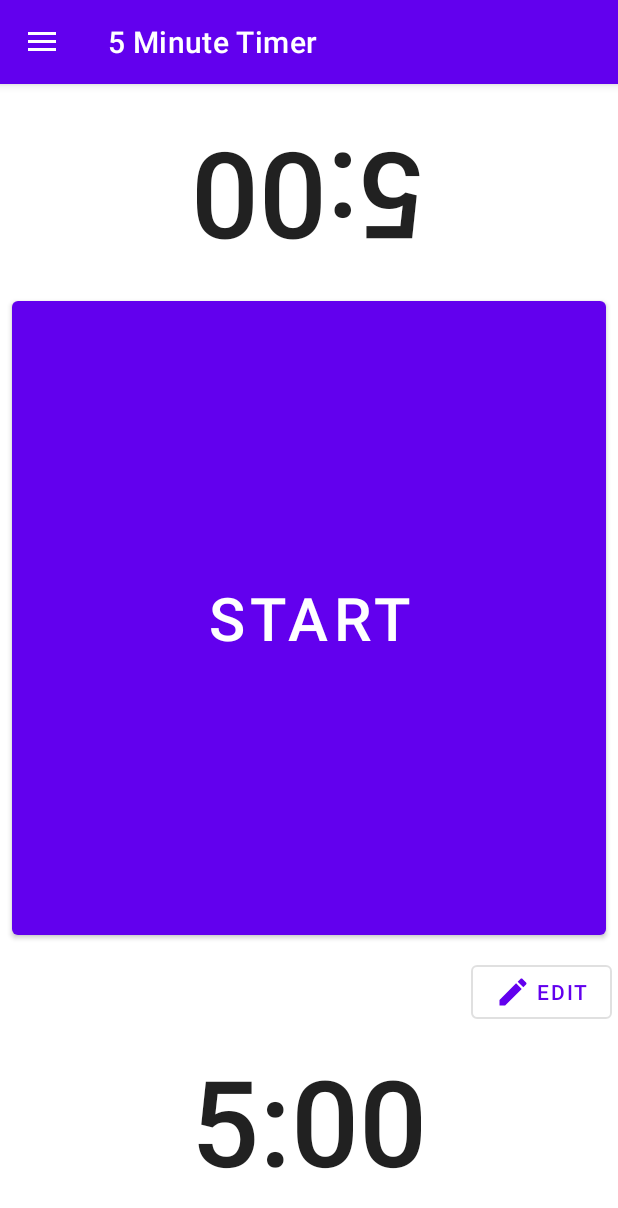
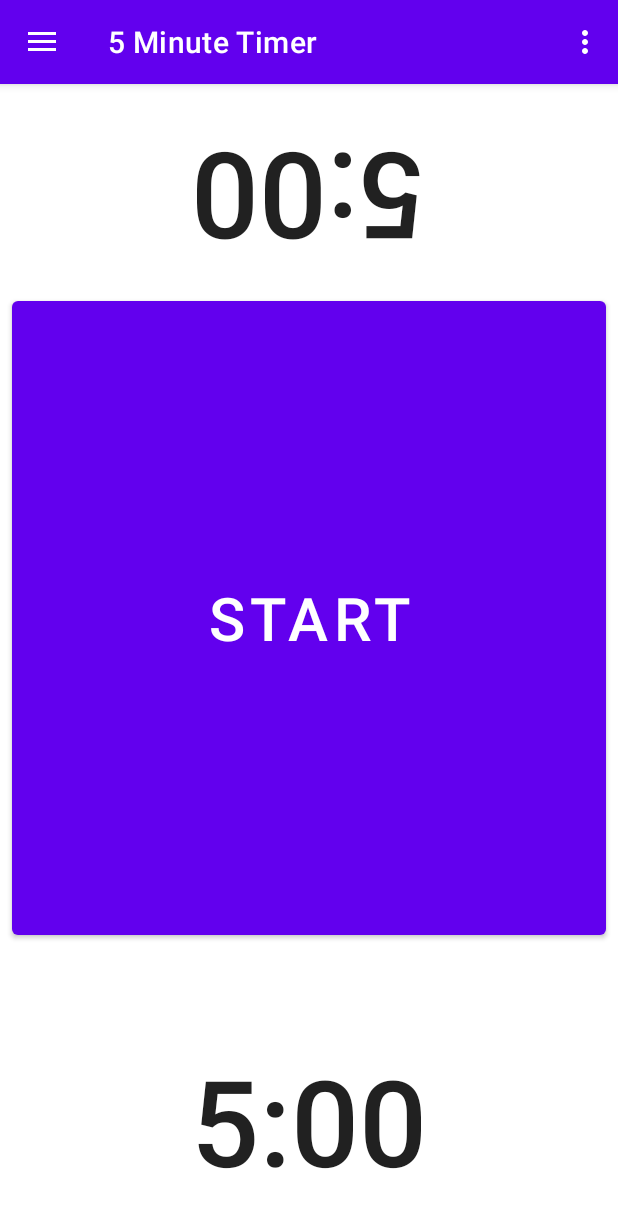
Before and after one commit to mueller-ma/TabletopTools, an Android app: the screen it shows after launch (MainActivity), in the side drawer, after a tap on "5 Minute Timer", on a phone screen of 412 x 824 dp. Shown: the top 1208 px of the screen. Run offline under Robolectric (Android 15) with nearby library versions, the phone set to English and light mode, and no system bars; our stand-ins replace navigation-ui.

Commit message:
Made PR tweeks

```diff
--- a/app/src/main/java/com/github/muellerma/tabletoptools/ui/fragments/CountDownFragment.kt
+++ b/app/src/main/java/com/github/muellerma/tabletoptools/ui/fragments/TimerFragment.kt
@@ -6,26 +6,27 @@ import android.os.Bundle
 import android.os.CountDownTimer
 import android.os.Handler
 import android.os.Looper
+import android.preference.PreferenceManager
 import android.provider.Settings
 import android.util.Log
-import android.view.LayoutInflater
-import android.view.View
-import android.view.ViewGroup
+import android.view.*
 import android.widget.Button
+import android.widget.NumberPicker
 import android.widget.TextView
 import androidx.core.content.edit
 import androidx.core.view.isInvisible
 import androidx.core.view.isVisible
 import com.github.muellerma.tabletoptools.R
 import com.github.muellerma.tabletoptools.ui.dialog.CountDownPickerDialog
+import com.github.muellerma.tabletoptools.utils.preferences
+import com.google.android.material.dialog.MaterialAlertDialogBuilder
 import java.util.concurrent.TimeUnit
 
 
-class CountDownFragment : AbstractBaseFragment() {
+class TimerFragment : AbstractBaseFragment() {
     private lateinit var timerView1: TextView
     private lateinit var timerView2: TextView
     private lateinit var startButton: Button
-    private lateinit var editButton: Button
     private lateinit var resetButton: Button
     private var timer: CountDownTimer? = null
     var originalTime: Long = DEFAULT_TIMER
@@ -35,7 +36,7 @@ class CountDownFragment : AbstractBaseFragment() {
 
     override fun onCreate(savedInstanceState: Bundle?) {
         super.onCreate(savedInstanceState)
-        val sharedPref = activity?.getPreferences(Context.MODE_PRIVATE) ?: return
+        val sharedPref = activity?.preferences() ?: return
         val previousTimeMillis = sharedPref.getLong(PREVIOUS_MILLIS, DEFAULT_TIMER)
         originalTime = previousTimeMillis
         remainingTime = originalTime
@@ -50,14 +51,15 @@ class CountDownFragment : AbstractBaseFragment() {
     }
 
     private fun changeTimerTime(time: Long) {
-        if (time > 0L) {
-            originalTime = time
-            remainingTime = originalTime
-            activity?.getPreferences(Context.MODE_PRIVATE)?.edit {
-                putLong(PREVIOUS_MILLIS, time)
-            }
-            updateTimerView()
+        if (time <= 0L) {
+            return
         }
+        originalTime = time
+        remainingTime = originalTime
+        activity?.preferences()?.edit {
+            putLong(PREVIOUS_MILLIS, time)
+        }
+        updateTimerView()
     }
 
     private fun getMillisFromMinutesAndSeconds(minutes: Int, seconds: Int): Long {
@@ -76,17 +78,10 @@ class CountDownFragment : AbstractBaseFragment() {
         timerView1 = root.findViewById(R.id.timer_view1)
         timerView2 = root.findViewById(R.id.timer_view2)
         startButton = root.findViewById(R.id.start_button)
-        editButton = root.findViewById(R.id.edit_time_button)
         resetButton = root.findViewById(R.id.reset_button)
 
         startButton.setOnClickListener {
             toggleTimer()
-        }
-
-        editButton.setOnClickListener {
-            CountDownPickerDialog().apply {
-                arguments = CountDownPickerDialog.createBundle(originalTime)
-            }.show(childFragmentManager, CountDownPickerDialog.TAG)
         }
 
         resetButton.setOnClickListener {
@@ -108,6 +103,7 @@ class CountDownFragment : AbstractBaseFragment() {
         }
 
         updateTimerView()
+        setHasOptionsMenu(true)
 
         return root
     }
@@ -186,8 +182,25 @@ class CountDownFragment : AbstractBaseFragment() {
         super.onSaveInstanceState(outState)
     }
 
+
+    override fun onCreateOptionsMenu(menu: Menu, inflater: MenuInflater) {
+        inflater.inflate(R.menu.menu_timer, menu)
+    }
+
+    override fun onOptionsItemSelected(item: MenuItem): Boolean {
+        return when (item.itemId) {
+            R.id.edit_time -> {
+                CountDownPickerDialog().apply {
+                    arguments = CountDownPickerDialog.createBundle(originalTime)
+                }.show(childFragmentManager, CountDownPickerDialog.TAG)
+                true
+            }
+            else -> super.onOptionsItemSelected(item)
+        }
+    }
+
     companion object {
-        private var TAG = CountDownFragment::class.java.simpleName
+        private var TAG = TimerFragment::class.java.simpleName
         private const val PREVIOUS_MILLIS = "PREVIOUS_MILLIS"
         private const val DEFAULT_TIMER = 5 * 60 * 1000L
     }
--- /dev/null
+++ b/app/src/main/java/com/github/muellerma/tabletoptools/utils/ContextUtils.kt
@@ -0,0 +1,13 @@
+package com.github.muellerma.tabletoptools.utils
+
+import android.content.Context
+import android.content.SharedPreferences
+import com.github.muellerma.tabletoptools.utils.Constants.SHARED_PREFERENCES_KEY
+
+fun Context.preferences(): SharedPreferences {
+    return this.getSharedPreferences(SHARED_PREFERENCES_KEY, Context.MODE_PRIVATE)
+}
+
+object Constants {
+    const val SHARED_PREFERENCES_KEY = "tabletop_tools_shared_prefs"
+}
--- a/app/src/main/res/layout/fragment_fmt.xml
+++ b/app/src/main/res/layout/fragment_fmt.xml
@@ -6,7 +6,7 @@
         android:layout_height="match_parent"
         android:fillViewport="true"
         android:keepScreenOn="true"
-        tools:context=".ui.fragments.CountDownFragment">
+        tools:context=".ui.fragments.TimerFragment">
 
     <androidx.constraintlayout.widget.ConstraintLayout
             android:layout_width="match_parent"
@@ -52,27 +52,12 @@
                 android:layout_marginEnd="8dp"
                 android:text="@string/fmt_timer_reset"
                 android:visibility="invisible"
-                app:layout_constraintEnd_toStartOf="@id/edit_time_button"
+                app:layout_constraintEnd_toEndOf="parent"
                 app:layout_constraintStart_toStartOf="parent"
                 app:layout_constraintBottom_toTopOf="@id/timer_view2"
                 tools:visibility="visible"
                 android:layout_marginBottom="8dp" />
 
-        <com.google.android.material.button.MaterialButton
-                android:id="@+id/edit_time_button"
-                style="@style/Widget.MaterialComponents.Button.OutlinedButton"
-                android:layout_width="wrap_content"
-                android:layout_height="wrap_content"
-                android:layout_marginStart="4dp"
-                android:layout_marginEnd="4dp"
-                android:text="@string/fmt_timer_edit"
-                app:icon="@drawable/ic_edit"
-                android:visibility="visible"
-                app:layout_constraintEnd_toEndOf="parent"
-                app:layout_constraintStart_toEndOf="@id/reset_button"
-                app:layout_constraintBottom_toTopOf="@id/timer_view2"
-                tools:visibility="visible"
-                android:layout_marginBottom="8dp" />
 
         <com.google.android.material.textview.MaterialTextView
                 android:id="@+id/timer_view2"
--- /dev/null
+++ b/app/src/main/res/menu/menu_timer.xml
@@ -0,0 +1,6 @@
+<?xml version="1.0" encoding="utf-8"?>
+<menu xmlns:android="http://schemas.android.com/apk/res/android">
+    <item
+        android:id="@+id/edit_time"
+        android:title="@string/fmt_timer_menu_change" />
+</menu>
--- a/app/src/main/res/navigation/mobile_navigation.xml
+++ b/app/src/main/res/navigation/mobile_navigation.xml
@@ -24,7 +24,7 @@
 
     <fragment
             android:id="@+id/nav_fmt"
-            android:name="com.github.muellerma.tabletoptools.ui.fragments.CountDownFragment"
+            android:name="com.github.muellerma.tabletoptools.ui.fragments.TimerFragment"
             android:label="@string/menu_fmt"
             tools:layout="@layout/fragment_fmt" />
 
--- a/app/src/main/res/values/strings.xml
+++ b/app/src/main/res/values/strings.xml
@@ -42,6 +42,7 @@
     <string name="fmt_timer_confirm">Confirm</string>
     <string name="fmt_timer_select_min">Min</string>
     <string name="fmt_timer_select_sec">Sec</string>
+    <string name="fmt_timer_menu_change">Change Timer</string>
 
     <!-- Buzzers -->
     <string name="menu_buzzers">Buzzers</string>
```
Also changed, not shown: 2 other files.
